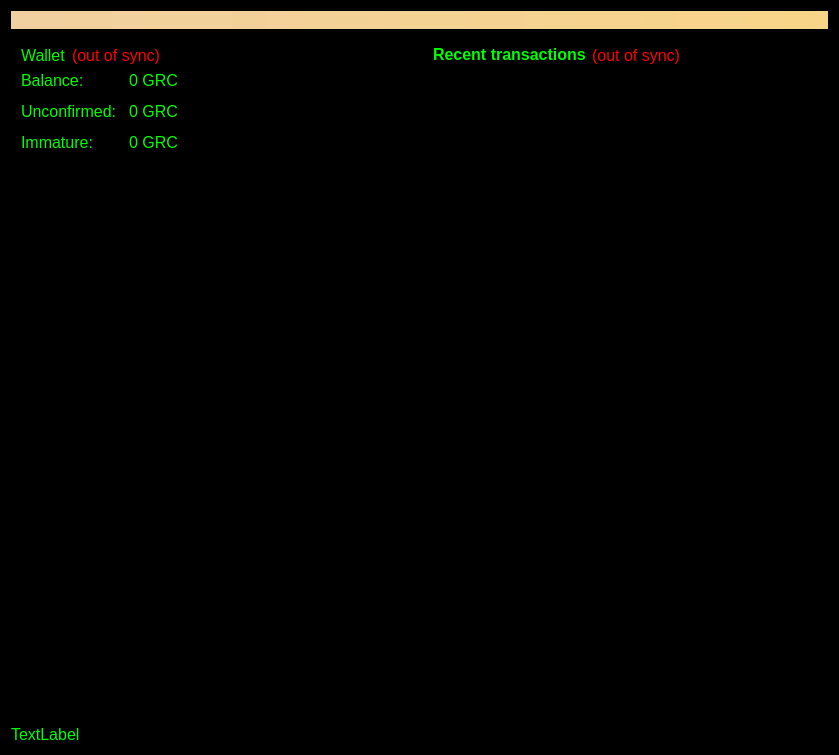
Above: src/qt/forms/overviewpage.ui from gridcoin/Gridcoin-master before the change. Below: the same form after it.
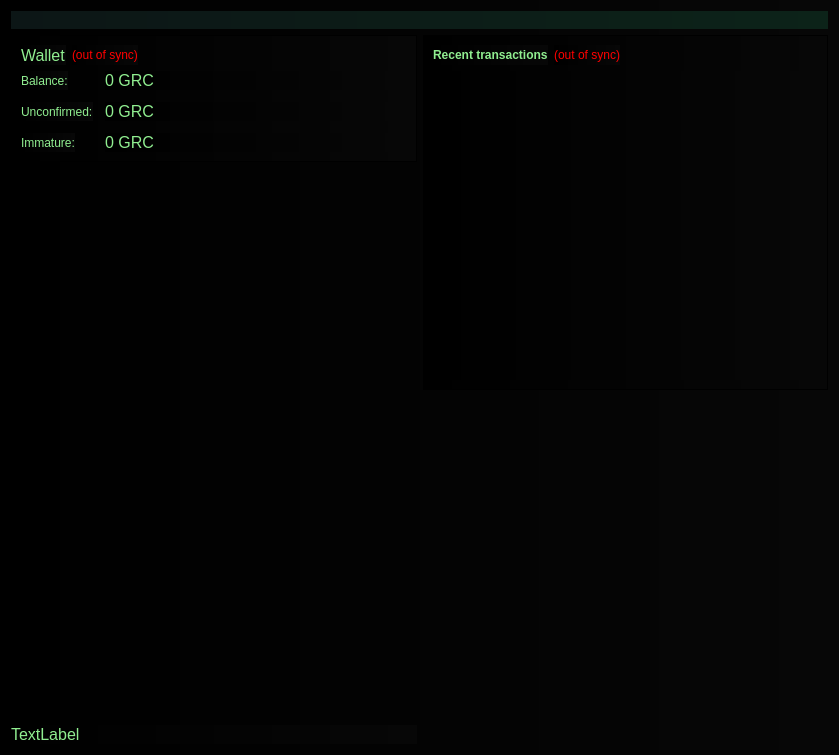
That is the form after the change. Icons and pictures are not drawn.

Diff of the .ui file:
```diff
--- a/src/qt/forms/overviewpage.ui
+++ b/src/qt/forms/overviewpage.ui
@@ -2,6 +2,9 @@
 <ui version="4.0">
  <class>OverviewPage</class>
  <widget class="QWidget" name="OverviewPage">
+  <property name="enabled">
+   <bool>true</bool>
+  </property>
   <property name="geometry">
    <rect>
     <x>0</x>
@@ -10,560 +13,13 @@
     <height>755</height>
    </rect>
   </property>
-  <property name="palette">
-   <palette>
-    <active>
-     <colorrole role="WindowText">
-      <brush brushstyle="SolidPattern">
-       <color alpha="255">
-        <red>0</red>
-        <green>255</green>
-        <blue>0</blue>
-       </color>
-      </brush>
-     </colorrole>
-     <colorrole role="Button">
-      <brush brushstyle="SolidPattern">
-       <color alpha="255">
-        <red>0</red>
-        <green>85</green>
-        <blue>0</blue>
-       </color>
-      </brush>
-     </colorrole>
-     <colorrole role="Light">
-      <brush brushstyle="SolidPattern">
-       <color alpha="255">
-        <red>0</red>
-        <green>0</green>
-        <blue>107</blue>
-       </color>
-      </brush>
-     </colorrole>
-     <colorrole role="Midlight">
-      <brush brushstyle="SolidPattern">
-       <color alpha="255">
-        <red>170</red>
-        <green>255</green>
-        <blue>127</blue>
-       </color>
-      </brush>
-     </colorrole>
-     <colorrole role="Dark">
-      <brush brushstyle="SolidPattern">
-       <color alpha="255">
-        <red>0</red>
-        <green>0</green>
-        <blue>127</blue>
-       </color>
-      </brush>
-     </colorrole>
-     <colorrole role="Mid">
-      <brush brushstyle="SolidPattern">
-       <color alpha="255">
-        <red>0</red>
-        <green>113</green>
-        <blue>170</blue>
-       </color>
-      </brush>
-     </colorrole>
-     <colorrole role="Text">
-      <brush brushstyle="SolidPattern">
-       <color alpha="255">
-        <red>0</red>
-        <green>255</green>
-        <blue>0</blue>
-       </color>
-      </brush>
-     </colorrole>
-     <colorrole role="BrightText">
-      <brush brushstyle="SolidPattern">
-       <color alpha="255">
-        <red>0</red>
-        <green>255</green>
-        <blue>0</blue>
-       </color>
-      </brush>
-     </colorrole>
-     <colorrole role="ButtonText">
-      <brush brushstyle="SolidPattern">
-       <color alpha="255">
-        <red>0</red>
-        <green>255</green>
-        <blue>0</blue>
-       </color>
-      </brush>
-     </colorrole>
-     <colorrole role="Base">
-      <brush brushstyle="SolidPattern">
-       <color alpha="255">
-        <red>0</red>
-        <green>0</green>
-        <blue>0</blue>
-       </color>
-      </brush>
-     </colorrole>
-     <colorrole role="Window">
-      <brush brushstyle="SolidPattern">
-       <color alpha="255">
-        <red>0</red>
-        <green>0</green>
-        <blue>0</blue>
-       </color>
-      </brush>
-     </colorrole>
-     <colorrole role="Shadow">
-      <brush brushstyle="SolidPattern">
-       <color alpha="255">
-        <red>141</red>
-        <green>141</green>
-        <blue>141</blue>
-       </color>
-      </brush>
-     </colorrole>
-     <colorrole role="Highlight">
-      <brush brushstyle="SolidPattern">
-       <color alpha="255">
-        <red>51</red>
-        <green>153</green>
-        <blue>255</blue>
-       </color>
-      </brush>
-     </colorrole>
-     <colorrole role="HighlightedText">
-      <brush brushstyle="SolidPattern">
-       <color alpha="255">
-        <red>85</red>
-        <green>255</green>
-        <blue>0</blue>
-       </color>
-      </brush>
-     </colorrole>
-     <colorrole role="Link">
-      <brush brushstyle="SolidPattern">
-       <color alpha="255">
-        <red>0</red>
-        <green>0</green>
-        <blue>127</blue>
-       </color>
-      </brush>
-     </colorrole>
-     <colorrole role="LinkVisited">
-      <brush brushstyle="SolidPattern">
-       <color alpha="255">
-        <red>255</red>
-        <green>255</green>
-        <blue>127</blue>
-       </color>
-      </brush>
-     </colorrole>
-     <colorrole role="AlternateBase">
-      <brush brushstyle="SolidPattern">
-       <color alpha="255">
-        <red>20</red>
-        <green>29</green>
-        <blue>8</blue>
-       </color>
-      </brush>
-     </colorrole>
-     <colorrole role="NoRole">
-      <brush brushstyle="SolidPattern">
-       <color alpha="255">
-        <red>0</red>
-        <green>0</green>
-        <blue>127</blue>
-       </color>
-      </brush>
-     </colorrole>
-     <colorrole role="ToolTipBase">
-      <brush brushstyle="SolidPattern">
-       <color alpha="255">
-        <red>255</red>
-        <green>255</green>
-        <blue>220</blue>
-       </color>
-      </brush>
-     </colorrole>
-     <colorrole role="ToolTipText">
-      <brush brushstyle="SolidPattern">
-       <color alpha="255">
-        <red>0</red>
-        <green>255</green>
-        <blue>255</blue>
-       </color>
-      </brush>
-     </colorrole>
-    </active>
-    <inactive>
-     <colorrole role="WindowText">
-      <brush brushstyle="SolidPattern">
-       <color alpha="255">
-        <red>0</red>
-        <green>255</green>
-        <blue>0</blue>
-       </color>
-      </brush>
-     </colorrole>
-     <colorrole role="Button">
-      <brush brushstyle="SolidPattern">
-       <color alpha="255">
-        <red>0</red>
-        <green>85</green>
-        <blue>0</blue>
-       </color>
-      </brush>
-     </colorrole>
-     <colorrole role="Light">
-      <brush brushstyle="SolidPattern">
-       <color alpha="255">
-        <red>0</red>
-        <green>0</green>
-        <blue>107</blue>
-       </color>
-      </brush>
-     </colorrole>
-     <colorrole role="Midlight">
-      <brush brushstyle="SolidPattern">
-       <color alpha="255">
-        <red>170</red>
-        <green>255</green>
-        <blue>127</blue>
-       </color>
-      </brush>
-     </colorrole>
-     <colorrole role="Dark">
-      <brush brushstyle="SolidPattern">
-       <color alpha="255">
-        <red>0</red>
-        <green>0</green>
-        <blue>127</blue>
-       </color>
-      </brush>
-     </colorrole>
-     <colorrole role="Mid">
-      <brush brushstyle="SolidPattern">
-       <color alpha="255">
-        <red>0</red>
-        <green>113</green>
-        <blue>170</blue>
-       </color>
-      </brush>
-     </colorrole>
-     <colorrole role="Text">
-      <brush brushstyle="SolidPattern">
-       <color alpha="255">
-        <red>0</red>
-        <green>255</green>
-        <blue>0</blue>
-       </color>
-      </brush>
-     </colorrole>
-     <colorrole role="BrightText">
-      <brush brushstyle="SolidPattern">
-       <color alpha="255">
-        <red>0</red>
-        <green>255</green>
-        <blue>0</blue>
-       </color>
-      </brush>
-     </colorrole>
-     <colorrole role="ButtonText">
-      <brush brushstyle="SolidPattern">
-       <color alpha="255">
-        <red>0</red>
-        <green>255</green>
-        <blue>0</blue>
-       </color>
-      </brush>
-     </colorrole>
-     <colorrole role="Base">
-      <brush brushstyle="SolidPattern">
-       <color alpha="255">
-        <red>0</red>
-        <green>0</green>
-        <blue>0</blue>
-       </color>
-      </brush>
-     </colorrole>
-     <colorrole role="Window">
-      <brush brushstyle="SolidPattern">
-       <color alpha="255">
-        <red>0</red>
-        <green>0</green>
-        <blue>0</blue>
-       </color>
-      </brush>
-     </colorrole>
-     <colorrole role="Shadow">
-      <brush brushstyle="SolidPattern">
-       <color alpha="255">
-        <red>141</red>
-        <green>141</green>
-        <blue>141</blue>
-       </color>
-      </brush>
-     </colorrole>
-     <colorrole role="Highlight">
-      <brush brushstyle="SolidPattern">
-       <color alpha="255">
-        <red>0</red>
-        <green>0</green>
-        <blue>0</blue>
-       </color>
-      </brush>
-     </colorrole>
-     <colorrole role="HighlightedText">
-      <brush brushstyle="SolidPattern">
-       <color alpha="255">
-        <red>85</red>
-        <green>255</green>
-        <blue>0</blue>
-       </color>
-      </brush>
-     </colorrole>
-     <colorrole role="Link">
-      <brush brushstyle="SolidPattern">
-       <color alpha="255">
-        <red>0</red>
-        <green>0</green>
-        <blue>127</blue>
-       </color>
-      </brush>
-     </colorrole>
-     <colorrole role="LinkVisited">
-      <brush brushstyle="SolidPattern">
-       <color alpha="255">
-        <red>255</red>
-        <green>255</green>
-        <blue>127</blue>
-       </color>
-      </brush>
-     </colorrole>
-     <colorrole role="AlternateBase">
-      <brush brushstyle="SolidPattern">
-       <color alpha="255">
-        <red>20</red>
-        <green>29</green>
-        <blue>8</blue>
-       </color>
-      </brush>
-     </colorrole>
-     <colorrole role="NoRole">
-      <brush brushstyle="SolidPattern">
-       <color alpha="255">
-        <red>0</red>
-        <green>0</green>
-        <blue>127</blue>
-       </color>
-      </brush>
-     </colorrole>
-     <colorrole role="ToolTipBase">
-      <brush brushstyle="SolidPattern">
-       <color alpha="255">
-        <red>255</red>
-        <green>255</green>
-        <blue>220</blue>
-       </color>
-      </brush>
-     </colorrole>
-     <colorrole role="ToolTipText">
-      <brush brushstyle="SolidPattern">
-       <color alpha="255">
-        <red>0</red>
-        <green>255</green>
-        <blue>255</blue>
-       </color>
-      </brush>
-     </colorrole>
-    </inactive>
-    <disabled>
-     <colorrole role="WindowText">
-      <brush brushstyle="SolidPattern">
-       <color alpha="255">
-        <red>0</red>
-        <green>255</green>
-        <blue>0</blue>
-       </color>
-      </brush>
-     </colorrole>
-     <colorrole role="Button">
-      <brush brushstyle="SolidPattern">
-       <color alpha="255">
-        <red>0</red>
-        <green>85</green>
-        <blue>0</blue>
-       </color>
-      </brush>
-     </colorrole>
-     <colorrole role="Light">
-      <brush brushstyle="SolidPattern">
-       <color alpha="255">
-        <red>0</red>
-        <green>0</green>
-        <blue>107</blue>
-       </color>
-      </brush>
-     </colorrole>
-     <colorrole role="Midlight">
-      <brush brushstyle="SolidPattern">
-       <color alpha="255">
-        <red>170</red>
-        <green>255</green>
-        <blue>127</blue>
-       </color>
-      </brush>
-     </colorrole>
-     <colorrole role="Dark">
-      <brush brushstyle="SolidPattern">
-       <color alpha="255">
-        <red>0</red>
-        <green>0</green>
-        <blue>127</blue>
-       </color>
-      </brush>
-     </colorrole>
-     <colorrole role="Mid">
-      <brush brushstyle="SolidPattern">
-       <color alpha="255">
-        <red>0</red>
-        <green>113</green>
-        <blue>170</blue>
-       </color>
-      </brush>
-     </colorrole>
-     <colorrole role="Text">
-      <brush brushstyle="SolidPattern">
-       <color alpha="255">
-        <red>0</red>
-        <green>255</green>
-        <blue>0</blue>
-       </color>
-      </brush>
-     </colorrole>
-     <colorrole role="BrightText">
-      <brush brushstyle="SolidPattern">
-       <color alpha="255">
-        <red>0</red>
-        <green>255</green>
-        <blue>0</blue>
-       </color>
-      </brush>
-     </colorrole>
-     <colorrole role="ButtonText">
-      <brush brushstyle="SolidPattern">
-       <color alpha="255">
-        <red>0</red>
-        <green>255</green>
-        <blue>0</blue>
-       </color>
-      </brush>
-     </colorrole>
-     <colorrole role="Base">
-      <brush brushstyle="SolidPattern">
-       <color alpha="255">
-        <red>0</red>
-        <green>0</green>
-        <blue>0</blue>
-       </color>
-      </brush>
-     </colorrole>
-     <colorrole role="Window">
-      <brush brushstyle="SolidPattern">
-       <color alpha="255">
-        <red>0</red>
-        <green>0</green>
-        <blue>0</blue>
-       </color>
-      </brush>
-     </colorrole>
-     <colorrole role="Shadow">
-      <brush brushstyle="SolidPattern">
-       <color alpha="255">
-        <red>141</red>
-        <green>141</green>
-        <blue>141</blue>
-       </color>
-      </brush>
-     </colorrole>
-     <colorrole role="Highlight">
-      <brush brushstyle="SolidPattern">
-       <color alpha="255">
-        <red>51</red>
-        <green>153</green>
-        <blue>255</blue>
-       </color>
-      </brush>
-     </colorrole>
-     <colorrole role="HighlightedText">
-      <brush brushstyle="SolidPattern">
-       <color alpha="255">
-        <red>85</red>
-        <green>255</green>
-        <blue>0</blue>
-       </color>
-      </brush>
-     </colorrole>
-     <colorrole role="Link">
-      <brush brushstyle="SolidPattern">
-       <color alpha="255">
-        <red>0</red>
-        <green>0</green>
-        <blue>127</blue>
-       </color>
-      </brush>
-     </colorrole>
-     <colorrole role="LinkVisited">
-      <brush brushstyle="SolidPattern">
-       <color alpha="255">
-        <red>255</red>
-        <green>255</green>
-        <blue>127</blue>
-       </color>
-      </brush>
-     </colorrole>
-     <colorrole role="AlternateBase">
-      <brush brushstyle="SolidPattern">
-       <color alpha="255">
-        <red>20</red>
-        <green>29</green>
-        <blue>8</blue>
-       </color>
-      </brush>
-     </colorrole>
-     <colorrole role="NoRole">
-      <brush brushstyle="SolidPattern">
-       <color alpha="255">
-        <red>0</red>
-        <green>0</green>
-        <blue>127</blue>
-       </color>
-      </brush>
-     </colorrole>
-     <colorrole role="ToolTipBase">
-      <brush brushstyle="SolidPattern">
-       <color alpha="255">
-        <red>255</red>
-        <green>255</green>
-        <blue>220</blue>
-       </color>
-      </brush>
-     </colorrole>
-     <colorrole role="ToolTipText">
-      <brush brushstyle="SolidPattern">
-       <color alpha="255">
-        <red>0</red>
-        <green>255</green>
-        <blue>255</blue>
-       </color>
-      </brush>
-     </colorrole>
-    </disabled>
-   </palette>
-  </property>
   <property name="font">
    <font>
-    <family>MS UI Gothic</family>
+    <family>Albany AMT</family>
     <pointsize>12</pointsize>
+    <weight>50</weight>
+    <italic>false</italic>
+    <bold>false</bold>
    </font>
   </property>
   <property name="windowTitle">
@@ -573,10 +29,12 @@
    <double>55.000000000000000</double>
   </property>
   <property name="autoFillBackground">
-   <bool>true</bool>
+   <bool>false</bool>
   </property>
   <property name="styleSheet">
-   <string notr="true"/>
+   <string notr="true">background-color: qlineargradient(spread:pad, x1:0, y1:0, x2:1, y2:0, stop:0 rgba(0,0,0, 255), stop:1 rgba(7,7,7, 255));
+color:lightgreen;
+font: 12pt &quot;Albany AMT&quot;;</string>
   </property>
   <layout class="QVBoxLayout" name="topLayout">
    <item>
@@ -585,7 +43,9 @@
       <bool>false</bool>
      </property>
      <property name="styleSheet">
-      <string notr="true">background-color: qlineargradient(x1: 0, y1: 0, x2: 1, y2: 0, stop:0 #F0D0A0, stop:1 #F8D488); color:#000000;</string>
+      <string notr="true">background-color: qlineargradient(spread:pad, x1:0, y1:0, x2:1, y2:0, stop:0 rgba(12, 22,22, 255), stop:1 rgba(12,35,25, 255));
+     color:lightgreen;
+     font: 12pt &quot;Albany AMT&quot;;</string>
      </property>
      <property name="wordWrap">
       <bool>true</bool>
@@ -601,6 +61,9 @@
       <layout class="QVBoxLayout" name="verticalLayout_2">
        <item>
         <widget class="QFrame" name="frame">
+         <property name="autoFillBackground">
+          <bool>false</bool>
+         </property>
          <property name="frameShape">
           <enum>QFrame::StyledPanel</enum>
          </property>
@@ -614,7 +77,11 @@
              <widget class="QLabel" name="label_5">
               <property name="font">
                <font>
-                <family>MS UI Gothic</family>
+                <family>Albany AMT</family>
+                <pointsize>12</pointsize>
+                <weight>50</weight>
+                <italic>false</italic>
+                <bold>false</bold>
                </font>
               </property>
               <property name="autoFillBackground">
@@ -684,7 +151,11 @@
              <widget class="QLabel" name="labelBalance">
               <property name="font">
                <font>
-                <family>MS UI Gothic</family>
+                <family>Albany AMT</family>
+                <pointsize>12</pointsize>
+                <weight>50</weight>
+                <italic>false</italic>
+                <bold>false</bold>
                </font>
               </property>
               <property name="cursor">
@@ -718,7 +189,11 @@
              <widget class="QLabel" name="labelUnconfirmed">
               <property name="font">
                <font>
-                <family>MS UI Gothic</family>
+                <family>Albany AMT</family>
+                <pointsize>12</pointsize>
+                <weight>50</weight>
+                <italic>false</italic>
+                <bold>false</bold>
                </font>
               </property>
               <property name="cursor">
@@ -752,7 +227,11 @@
              <widget class="QLabel" name="labelImmature">
               <property name="font">
                <font>
-                <family>MS UI Gothic</family>
+                <family>Albany AMT</family>
+                <pointsize>12</pointsize>
+                <weight>50</weight>
+                <italic>false</italic>
+                <bold>false</bold>
                </font>
               </property>
               <property name="toolTip">
@@ -803,6 +282,9 @@
          <property name="autoFillBackground">
           <bool>false</bool>
          </property>
+         <property name="styleSheet">
+          <string notr="true"/>
+         </property>
          <property name="frameShape">
           <enum>QFrame::StyledPanel</enum>
          </property>
```
Left out of the diff: 276 changed lines with no effect on the pictures.
